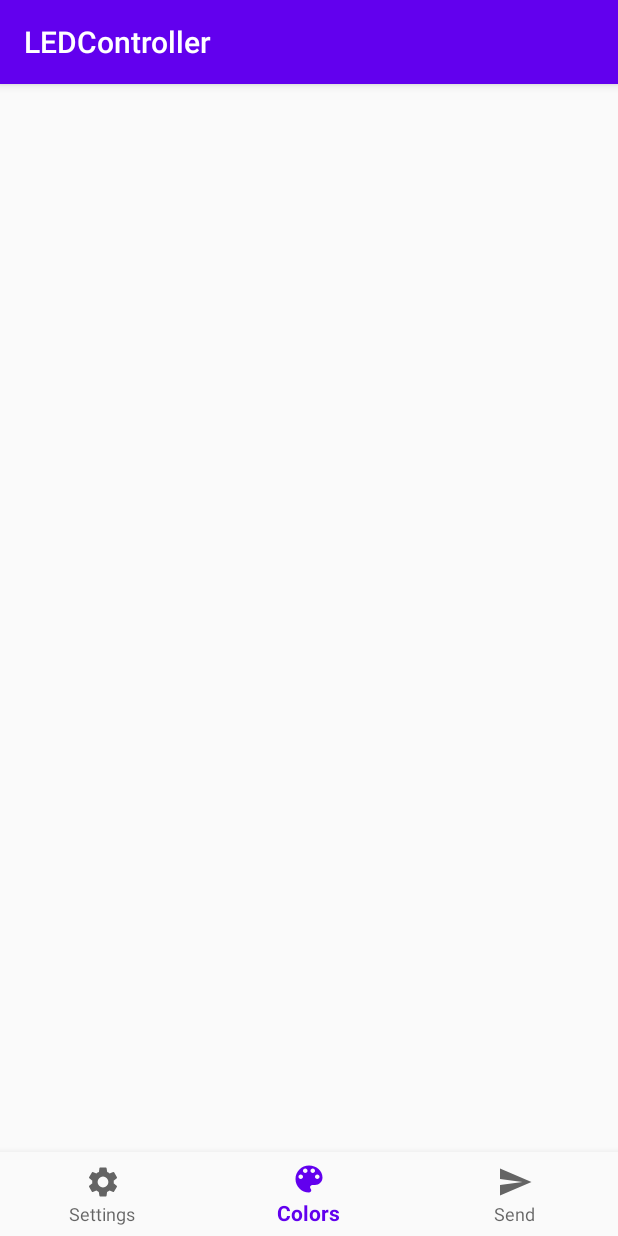
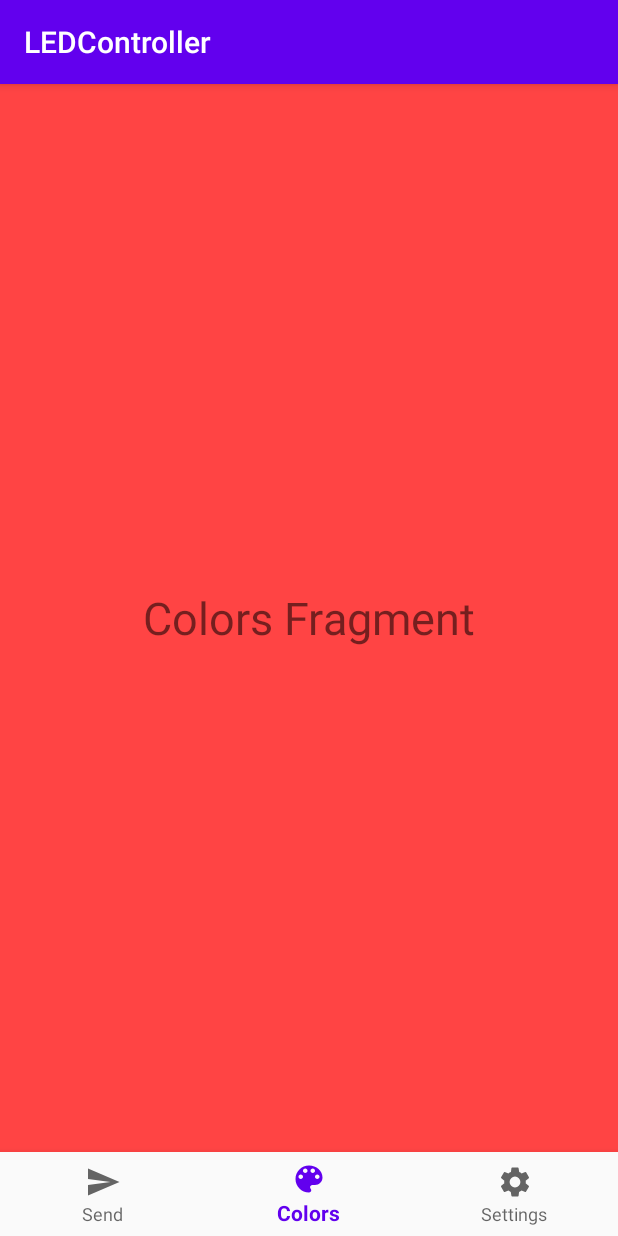
Before and after one commit to Lazloian/LEDControllerV2, an Android app: the screen it shows after launch (MainActivity), item 2 of the bottom bar chosen, on a phone screen of 412 x 824 dp. Run offline under Robolectric (Android 15) with nearby library versions, the light colour scheme and no system bars.

Commit message:
added android app

```diff
--- /dev/null
+++ b/AndroidApp/LEDController/app/src/main/java/com/example/ledcontroller/ColorsFragment.java
@@ -0,0 +1,19 @@
+package com.example.ledcontroller;
+
+import android.os.Bundle;
+import android.view.LayoutInflater;
+import android.view.View;
+import android.view.ViewGroup;
+
+import androidx.annotation.NonNull;
+import androidx.annotation.Nullable;
+import androidx.fragment.app.Fragment;
+
+public class ColorsFragment extends Fragment {
+
+    @Nullable
+    @Override
+    public View onCreateView(@NonNull LayoutInflater inflater, @Nullable ViewGroup container, @Nullable Bundle savedInstanceState) {
+        return inflater.inflate(R.layout.fragment_colors, container, false);
+    }
+}
--- a/AndroidApp/LEDController/app/src/main/java/com/example/ledcontroller/MainActivity.java
+++ b/AndroidApp/LEDController/app/src/main/java/com/example/ledcontroller/MainActivity.java
@@ -1,8 +1,13 @@
 package com.example.ledcontroller;
 
+import androidx.annotation.NonNull;
 import androidx.appcompat.app.AppCompatActivity;
+import androidx.fragment.app.Fragment;
 
 import android.os.Bundle;
+import android.view.MenuItem;
+
+import com.google.android.material.bottomnavigation.BottomNavigationView;
 
 public class MainActivity extends AppCompatActivity {
 
@@ -10,5 +15,42 @@ public class MainActivity extends AppCompatActivity {
     protected void onCreate(Bundle savedInstanceState) {
         super.onCreate(savedInstanceState);
         setContentView(R.layout.activity_main);
+
+        // reference to bottom navigation view
+        BottomNavigationView bottomNav = findViewById(R.id.bottom_navigation);
+
+        // set method to run when an item is selected on the bottom navigation view
+        bottomNav.setOnNavigationItemSelectedListener(navListener);
+
+        // show the send fragment on app startup
+        getSupportFragmentManager().beginTransaction().replace(R.id.fragment_container, new SendFragment()).commit();
     }
+
+    // switches the active fragment when it is selected in the bottom navigation view
+    private BottomNavigationView.OnNavigationItemSelectedListener navListener =
+            new BottomNavigationView.OnNavigationItemSelectedListener() {
+                @Override
+                public boolean onNavigationItemSelected(@NonNull MenuItem item) {
+                    Fragment selectedFragment = null; // fragment that will be opened
+
+                    // get id of selected item and create fragment that is selected
+                    switch (item.getItemId())
+                    {
+                        case R.id.nav_send:
+                            selectedFragment = new SendFragment();
+                            break;
+                        case R.id.nav_colors:
+                            selectedFragment = new ColorsFragment();
+                            break;
+                        case R.id.nav_settings:
+                            selectedFragment = new SettingsFragment();
+                            break;
+                    }
+
+                    // replace current fragment in view to the new fragment
+                    getSupportFragmentManager().beginTransaction().replace(R.id.fragment_container, selectedFragment).commit();
+
+                    return true;
+                }
+            };
 }
--- /dev/null
+++ b/AndroidApp/LEDController/app/src/main/java/com/example/ledcontroller/SendFragment.java
@@ -0,0 +1,19 @@
+package com.example.ledcontroller;
+
+import android.os.Bundle;
+import android.view.LayoutInflater;
+import android.view.View;
+import android.view.ViewGroup;
+
+import androidx.annotation.NonNull;
+import androidx.annotation.Nullable;
+import androidx.fragment.app.Fragment;
+
+public class SendFragment extends Fragment {
+
+    @Nullable
+    @Override
+    public View onCreateView(@NonNull LayoutInflater inflater, @Nullable ViewGroup container, @Nullable Bundle savedInstanceState) {
+        return inflater.inflate(R.layout.fragment_send, container, false);
+    }
+}
--- /dev/null
+++ b/AndroidApp/LEDController/app/src/main/res/layout/fragment_colors.xml
@@ -0,0 +1,14 @@
+<?xml version="1.0" encoding="utf-8"?>
+<RelativeLayout xmlns:android="http://schemas.android.com/apk/res/android"
+    android:layout_width="match_parent"
+    android:layout_height="match_parent"
+    android:background="@android:color/holo_red_light">
+
+    <TextView
+        android:layout_width="wrap_content"
+        android:layout_height="wrap_content"
+        android:text="Colors Fragment"
+        android:textSize="30sp"
+        android:layout_centerInParent="true"/>
+
+</RelativeLayout>
--- a/AndroidApp/LEDController/app/src/main/res/menu/bottom_navigation.xml
+++ b/AndroidApp/LEDController/app/src/main/res/menu/bottom_navigation.xml
@@ -2,9 +2,9 @@
 <menu xmlns:android="http://schemas.android.com/apk/res/android">
 
     <item
-        android:id="@+id/nav_settings"
-        android:icon="@drawable/ic_settings_black_24dp"
-        android:title="Settings"/>
+        android:id="@+id/nav_send"
+        android:icon="@drawable/ic_send_black_24dp"
+        android:title="Send"/>
 
     <item
         android:id="@+id/nav_colors"
@@ -12,8 +12,8 @@
         android:title="Colors"/>
 
     <item
-        android:id="@+id/nav_send"
-        android:icon="@drawable/ic_send_black_24dp"
-        android:title="Send"/>
+        android:id="@+id/nav_settings"
+        android:icon="@drawable/ic_settings_black_24dp"
+        android:title="Settings"/>
 
 </menu>
```
Also changed, not shown: AndroidApp/LEDController/app/src/main/java/com/example/ledcontroller/SettingsFragment.java (added, +19 -0 lines), AndroidApp/LEDController/app/src/main/res/layout/fragment_send.xml (added, +14 -0 lines), AndroidApp/LEDController/app/src/main/res/layout/fragment_settings.xml (added, +14 -0 lines).
